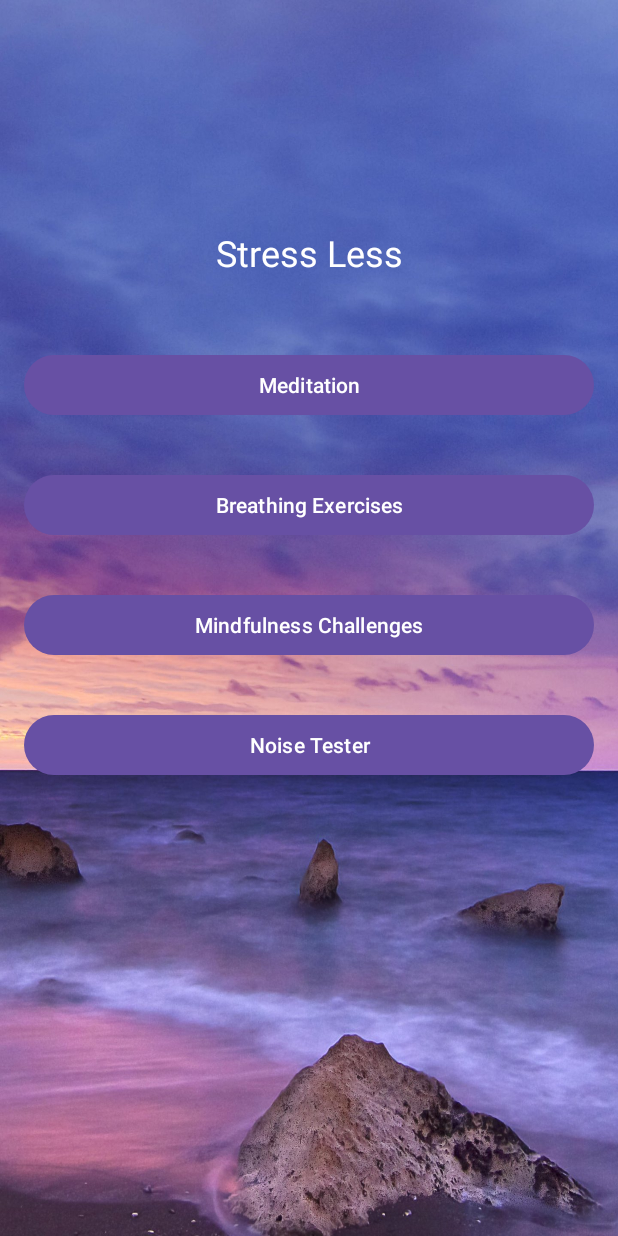
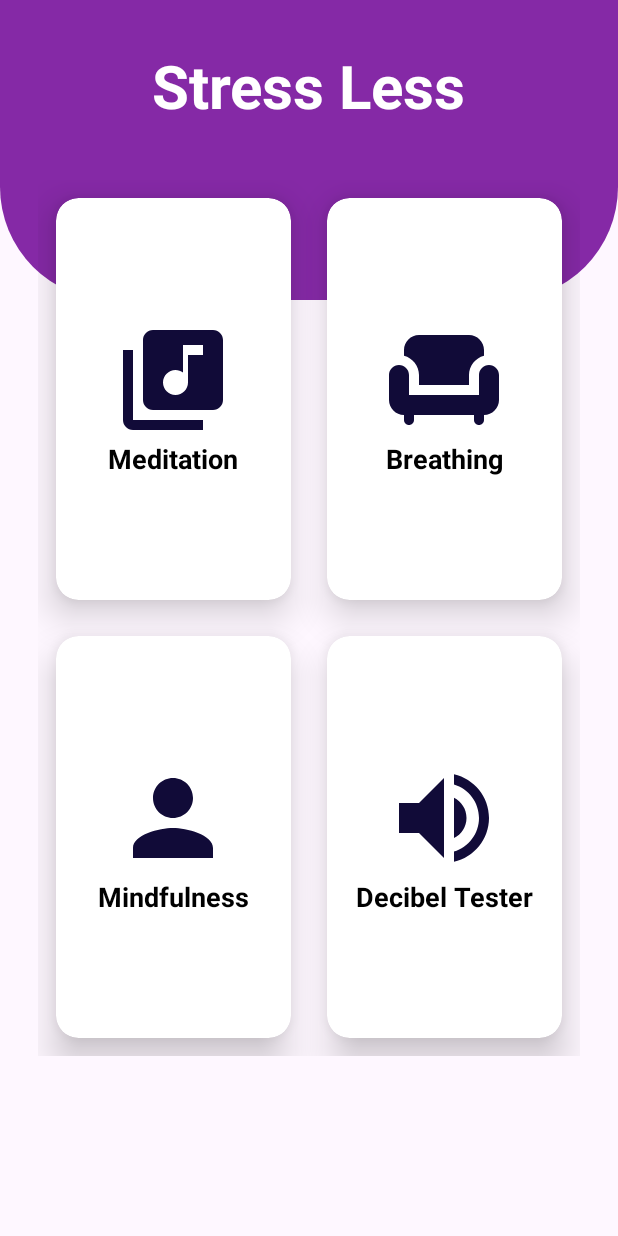
Before and after one commit to IanHipolito/StressLessApp, an Android app: the screen it shows after launch (MainActivity), on a phone screen of 412 x 824 dp. Run offline under Robolectric (Android 15) with nearby library versions, the phone set to English and light mode, and no system bars.

Commit message:
Minor Changes to MainActivity and Finished Styling Home Page

```diff
--- a/app/src/main/java/com/example/stressless/MainActivity.java
+++ b/app/src/main/java/com/example/stressless/MainActivity.java
@@ -4,7 +4,8 @@ import android.content.Intent;
 import android.os.Bundle;
 import android.view.MotionEvent;
 import android.view.View;
-import android.widget.Button;
+import android.widget.ImageView;
+
 import androidx.appcompat.app.AppCompatActivity;
 
 public class MainActivity extends AppCompatActivity {
@@ -13,12 +14,12 @@ public class MainActivity extends AppCompatActivity {
         super.onCreate(savedInstanceState);
         setContentView(R.layout.activity_main);
 
-        Button buttonMeditation = findViewById(R.id.buttonMeditation);
-        Button buttonBreathing = findViewById(R.id.buttonBreathing);
-        Button buttonMindfulness = findViewById(R.id.buttonMindfulness);
-        Button buttonVolumeTester = findViewById(R.id.buttonVolumeTester);
+        ImageView ImageViewMeditation = findViewById(R.id.ImageViewMeditation);
+        ImageView ImageViewBreathing = findViewById(R.id.ImageViewBreathing);
+        ImageView ImageViewMindfulness = findViewById(R.id.ImageViewMindfulness);
+        ImageView ImageViewVolumeTester = findViewById(R.id.ImageViewVolumeTester);
 
-        buttonMeditation.setOnTouchListener(new View.OnTouchListener() {
+        ImageViewMeditation.setOnTouchListener(new View.OnTouchListener() {
             @Override
             public boolean onTouch(View v, MotionEvent event) {
                 startActivity(new Intent(MainActivity.this, MeditationActivity.class));
@@ -26,7 +27,7 @@ public class MainActivity extends AppCompatActivity {
             }
         });
 
-        buttonBreathing.setOnTouchListener(new View.OnTouchListener() {
+        ImageViewBreathing.setOnTouchListener(new View.OnTouchListener() {
             @Override
             public boolean onTouch(View v, MotionEvent event) {
                 startActivity(new Intent(MainActivity.this, BreathingActivity.class));
@@ -34,7 +35,7 @@ public class MainActivity extends AppCompatActivity {
             }
         });
 
-        buttonMindfulness.setOnTouchListener(new View.OnTouchListener() {
+        ImageViewMindfulness.setOnTouchListener(new View.OnTouchListener() {
             @Override
             public boolean onTouch(View v, MotionEvent event) {
                 startActivity(new Intent(MainActivity.this, MindfulnessActivity.class));
@@ -42,7 +43,7 @@ public class MainActivity extends AppCompatActivity {
             }
         });
 
-        buttonVolumeTester.setOnTouchListener(new View.OnTouchListener() {
+        ImageViewVolumeTester.setOnTouchListener(new View.OnTouchListener() {
             @Override
             public boolean onTouch(View v, MotionEvent event) {
                 startActivity(new Intent(MainActivity.this, VolumeTesterActivity.class));
--- /dev/null
+++ b/app/src/main/res/drawable/baseline_chair_24.xml
@@ -0,0 +1,6 @@
+<vector android:height="24dp" android:tint="#110B38"
+    android:viewportHeight="24" android:viewportWidth="24"
+    android:width="24dp" xmlns:android="http://schemas.android.com/apk/res/android">
+    <path android:fillColor="@android:color/white" android:pathData="M7,11v2h10v-2c0,-1.86 1.28,-3.41 3,-3.86V6c0,-1.65 -1.35,-3 -3,-3H7C5.35,3 4,4.35 4,6v1.14C5.72,7.59 7,9.14 7,11z"/>
+    <path android:fillColor="@android:color/white" android:pathData="M21,9c-1.1,0 -2,0.9 -2,2v4H5v-4c0,-1.1 -0.9,-2 -2,-2s-2,0.9 -2,2v5c0,1.65 1.35,3 3,3v1c0,0.55 0.45,1 1,1c0.55,0 1,-0.45 1,-1v-1h12v1c0,0.55 0.45,1 1,1c0.55,0 1,-0.45 1,-1v-1c1.65,0 3,-1.35 3,-3v-5C23,9.9 22.1,9 21,9z"/>
+</vector>
--- /dev/null
+++ b/app/src/main/res/drawable/baseline_library_music_24.xml
@@ -0,0 +1,5 @@
+<vector android:height="24dp" android:tint="#110B38"
+    android:viewportHeight="24" android:viewportWidth="24"
+    android:width="24dp" xmlns:android="http://schemas.android.com/apk/res/android">
+    <path android:fillColor="@android:color/white" android:pathData="M20,2L8,2c-1.1,0 -2,0.9 -2,2v12c0,1.1 0.9,2 2,2h12c1.1,0 2,-0.9 2,-2L22,4c0,-1.1 -0.9,-2 -2,-2zM18,7h-3v5.5c0,1.38 -1.12,2.5 -2.5,2.5S10,13.88 10,12.5s1.12,-2.5 2.5,-2.5c0.57,0 1.08,0.19 1.5,0.51L14,5h4v2zM4,6L2,6v14c0,1.1 0.9,2 2,2h14v-2L4,20L4,6z"/>
+</vector>
--- /dev/null
+++ b/app/src/main/res/drawable/baseline_person_24.xml
@@ -0,0 +1,5 @@
+<vector android:height="24dp" android:tint="#110B38"
+    android:viewportHeight="24" android:viewportWidth="24"
+    android:width="24dp" xmlns:android="http://schemas.android.com/apk/res/android">
+    <path android:fillColor="@android:color/white" android:pathData="M12,12c2.21,0 4,-1.79 4,-4s-1.79,-4 -4,-4 -4,1.79 -4,4 1.79,4 4,4zM12,14c-2.67,0 -8,1.34 -8,4v2h16v-2c0,-2.66 -5.33,-4 -8,-4z"/>
+</vector>
--- /dev/null
+++ b/app/src/main/res/drawable/baseline_volume_up_24.xml
@@ -0,0 +1,5 @@
+<vector android:autoMirrored="true" android:height="24dp"
+    android:tint="#110B38" android:viewportHeight="24"
+    android:viewportWidth="24" android:width="24dp" xmlns:android="http://schemas.android.com/apk/res/android">
+    <path android:fillColor="@android:color/white" android:pathData="M3,9v6h4l5,5L12,4L7,9L3,9zM16.5,12c0,-1.77 -1.02,-3.29 -2.5,-4.03v8.05c1.48,-0.73 2.5,-2.25 2.5,-4.02zM14,3.23v2.06c2.89,0.86 5,3.54 5,6.71s-2.11,5.85 -5,6.71v2.06c4.01,-0.91 7,-4.49 7,-8.77s-2.99,-7.86 -7,-8.77z"/>
+</vector>
--- /dev/null
+++ b/app/src/main/res/drawable/bg_view.xml
@@ -0,0 +1,10 @@
+<?xml version="1.0" encoding="utf-8"?>
+<shape xmlns:android="http://schemas.android.com/apk/res/android">
+
+    <corners
+        android:bottomRightRadius="75dp"
+        android:bottomLeftRadius="75dp" />
+    <solid
+        android:color="@color/purple" />
+
+</shape>
--- a/app/src/main/res/layout/activity_main.xml
+++ b/app/src/main/res/layout/activity_main.xml
@@ -1,65 +1,179 @@
 <?xml version="1.0" encoding="utf-8"?>
-<androidx.constraintlayout.widget.ConstraintLayout
-    xmlns:android="http://schemas.android.com/apk/res/android"
+<RelativeLayout xmlns:android="http://schemas.android.com/apk/res/android"
     xmlns:app="http://schemas.android.com/apk/res-auto"
     xmlns:tools="http://schemas.android.com/tools"
     android:layout_width="match_parent"
     android:layout_height="match_parent"
-    android:background="@drawable/appbackground"
-    android:padding="16dp"
     tools:context=".MainActivity">
 
+    <View
+        android:id="@+id/top_view"
+        android:layout_width="match_parent"
+        android:layout_height="200dp"
+        android:background="@drawable/bg_view" />
+
+    <GridLayout
+        android:layout_width="match_parent"
+        android:layout_height="match_parent"
+        android:rowCount="2"
+        android:columnCount="2"
+        android:layout_marginLeft="25dp"
+        android:layout_marginRight="25dp"
+        android:layout_marginTop="-80dp"
+        android:layout_marginBottom="120dp"
+        android:layout_below="@+id/top_view">
+
+        <androidx.cardview.widget.CardView
+            android:layout_width="50dp"
+            android:layout_height="50dp"
+            app:cardCornerRadius="15dp"
+            android:layout_columnWeight="1"
+            android:layout_rowWeight="1"
+            android:layout_row="0"
+            android:layout_column="0"
+            app:cardElevation="15dp"
+            android:layout_margin="12dp">
+
+            <LinearLayout
+                android:layout_width="match_parent"
+                android:layout_height="match_parent"
+                android:orientation="vertical"
+                android:gravity="center">
+
+                <ImageView
+                    android:id="@+id/ImageViewMeditation"
+                    android:layout_width="80dp"
+                    android:layout_height="80dp"
+                    android:layout_gravity="center_horizontal"
+                    android:src="@drawable/baseline_library_music_24" />
+                <TextView
+                    android:layout_width="wrap_content"
+                    android:layout_height="wrap_content"
+                    android:text="Meditation"
+                    android:layout_gravity="center_horizontal"
+                    android:textSize="18sp"
+                    android:textStyle="bold"
+                    android:textColor="@color/black"/>
+
+            </LinearLayout>
+        </androidx.cardview.widget.CardView>
+
+        <androidx.cardview.widget.CardView
+            android:layout_width="50dp"
+            android:layout_height="50dp"
+            app:cardCornerRadius="15dp"
+            app:cardElevation="15dp"
+            android:layout_columnWeight="1"
+            android:layout_rowWeight="1"
+            android:layout_row="0"
+            android:layout_column="1"
+            android:layout_margin="12dp">
+
+            <LinearLayout
+                android:layout_width="match_parent"
+                android:layout_height="match_parent"
+                android:orientation="vertical"
+                android:gravity="center">
+
+                <ImageView
+                    android:id="@+id/ImageViewBreathing"
+                    android:layout_width="80dp"
+                    android:layout_height="80dp"
+                    android:layout_gravity="center_horizontal"
+                    android:src="@drawable/baseline_chair_24" />
+                <TextView
+                    android:layout_width="wrap_content"
+                    android:layout_height="wrap_content"
+                    android:text="Breathing"
+                    android:layout_gravity="center_horizontal"
+                    android:textSize="18sp"
+                    android:textStyle="bold"
+                    android:textColor="@color/black"/>
+
+            </LinearLayout>
+        </androidx.cardview.widget.CardView>
+
+        <androidx.cardview.widget.CardView
+            android:layout_width="50dp"
+            android:layout_height="50dp"
+            android:layout_rowWeight="1"
+            android:layout_columnWeight="1"
+            android:layout_row="1"
+            android:layout_column="0"
+            android:layout_margin="12dp"
+            app:cardCornerRadius="15dp"
+            app:cardElevation="15dp">
+
+            <LinearLayout
+                android:layout_width="match_parent"
+                android:layout_height="match_parent"
+                android:orientation="vertical"
+                android:gravity="center">
+
+                <ImageView
+                    android:id="@+id/ImageViewMindfulness"
+                    android:layout_width="80dp"
+                    android:layout_height="80dp"
+                    android:layout_gravity="center_horizontal"
+                    android:src="@drawable/baseline_person_24" />
+
+                <TextView
+                    android:layout_width="wrap_content"
+                    android:layout_height="wrap_content"
+                    android:layout_gravity="center_horizontal"
+                    android:text="Mindfulness"
+                    android:textColor="@color/black"
+                    android:textSize="18sp"
+                    android:textStyle="bold" />
+
+            </LinearLayout>
+        </androidx.cardview.widget.CardView>
+
+        <androidx.cardview.widget.CardView
+            android:layout_width="50dp"
+            android:layout_height="50dp"
+            app:cardCornerRadius="15dp"
+            app:cardElevation="15dp"
+            android:layout_columnWeight="1"
+            android:layout_rowWeight="1"
+            android:layout_row="1"
+            android:layout_column="1"
+            android:layout_margin="12dp">
+
+            <LinearLayout
+                android:layout_width="match_parent"
+                android:layout_height="match_parent"
+                android:orientation="vertical"
+                android:gravity="center">
+
+                <ImageView
+                    android:id="@+id/ImageViewVolumeTester"
+                    android:layout_width="80dp"
+                    android:layout_height="80dp"
+                    android:layout_gravity="center_horizontal"
+                    android:src="@drawable/baseline_volume_up_24" />
+                <TextView
+                    android:layout_width="wrap_content"
+                    android:layout_height="wrap_content"
+                    android:text="Decibel Tester"
+                    android:layout_gravity="center_horizontal"
+                    android:textSize="18sp"
+                    android:textStyle="bold"
+                    android:textColor="@color/black"/>
+
+            </LinearLayout>
+        </androidx.cardview.widget.CardView>
+    </GridLayout>
+
     <TextView
-        android:id="@+id/welcomeText"
+        android:id="@+id/textView"
         android:layout_width="wrap_content"
         android:layout_height="wrap_content"
-        android:layout_marginTop="136dp"
         android:text="Stress Less"
-        android:textColor="#FFFFFF"
-        android:textSize="24sp"
-        app:layout_constraintEnd_toEndOf="parent"
-        app:layout_constraintStart_toStartOf="parent"
-        app:layout_constraintTop_toTopOf="parent" />
+        android:textSize="40sp"
+        android:textStyle="bold"
+        android:textColor="@color/white"
+        android:layout_centerHorizontal="true"
+        android:layout_marginTop="30dp"/>
 
-    <Button
-        android:id="@+id/buttonMeditation"
-        android:layout_width="0dp"
-        android:layout_height="wrap_content"
-        android:layout_marginTop="48dp"
-        android:text="Meditation"
-        app:layout_constraintEnd_toEndOf="parent"
-        app:layout_constraintStart_toStartOf="parent"
-        app:layout_constraintTop_toBottomOf="@+id/welcomeText" />
-
-    <Button
-        android:id="@+id/buttonBreathing"
-        android:layout_width="0dp"
-        android:layout_height="wrap_content"
-        android:layout_marginTop="32dp"
-        android:text="Breathing Exercises"
-        app:layout_constraintEnd_toEndOf="parent"
-        app:layout_constraintStart_toStartOf="parent"
-        app:layout_constraintTop_toBottomOf="@+id/buttonMeditation" />
-
-    <Button
-        android:id="@+id/buttonMindfulness"
-        android:layout_width="0dp"
-        android:layout_height="wrap_content"
-        android:layout_marginTop="32dp"
-        android:text="Mindfulness Challenges"
-        app:layout_constraintEnd_toEndOf="parent"
-        app:layout_constraintStart_toStartOf="parent"
-        app:layout_constraintTop_toBottomOf="@+id/buttonBreathing" />
-
-    <Button
-        android:id="@+id/buttonVolumeTester"
-        android:layout_width="0dp"
-        android:layout_height="wrap_content"
-        android:layout_marginTop="32dp"
-        android:text="Noise Tester"
-        app:layout_constraintEnd_toEndOf="parent"
-        app:layout_constraintStart_toStartOf="parent"
-        app:layout_constraintTop_toBottomOf="@+id/buttonMindfulness" />
-
-
-</androidx.constraintlayout.widget.ConstraintLayout>
+</RelativeLayout>
--- a/app/src/main/res/values/colors.xml
+++ b/app/src/main/res/values/colors.xml
@@ -2,4 +2,5 @@
 <resources>
     <color name="black">#FF000000</color>
     <color name="white">#FFFFFFFF</color>
+    <color name="purple">#8529a6</color>
 </resources>
```
